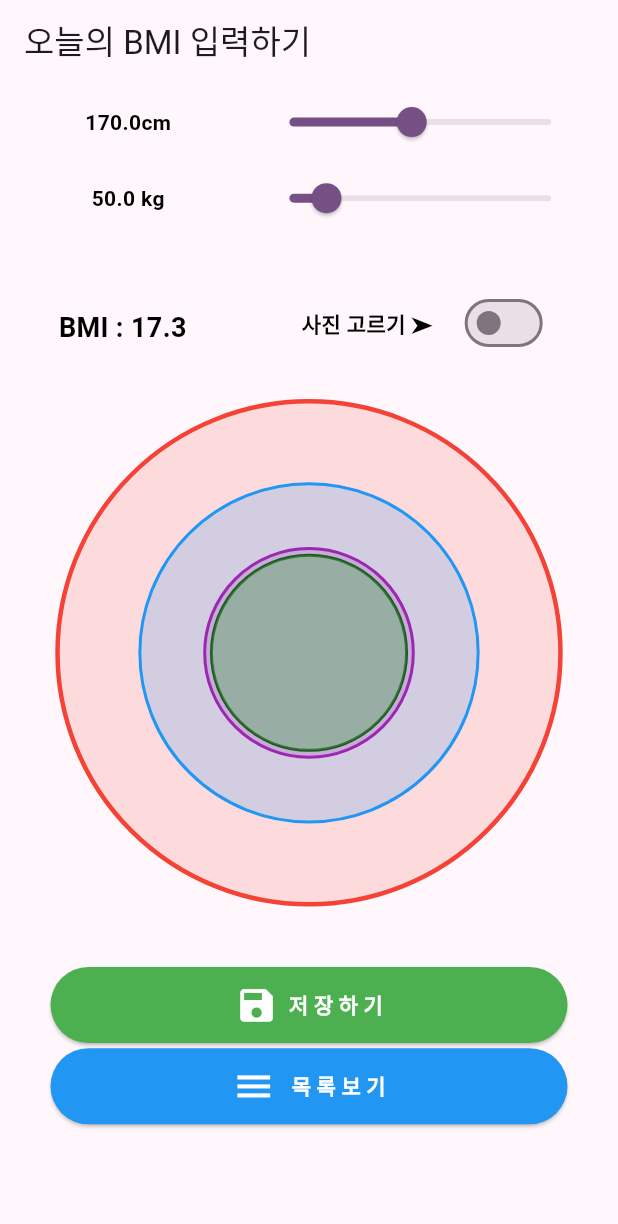
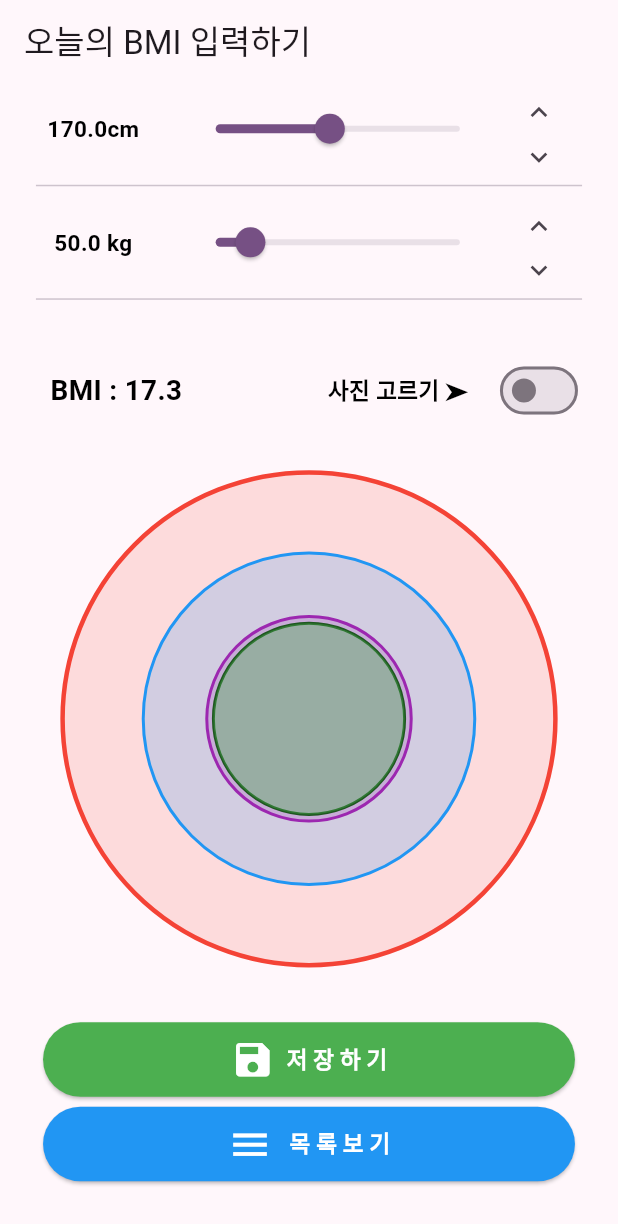
Before and after one commit to kkglpp/myBMIRec, a Flutter app: the screen it shows after launch, on a phone screen of 412 x 824 dp. Shown: the top 1224 px of the screen. Run offline on Flutter 3.47's test engine with Material 3 defaults, Android fonts, the phone set to English and light mode, and no system bars; our stand-ins replace flutter_screenutil, get, google_mobile_ads, image_picker, responsive_framework, sqflite; accounts and stored records are empty.

Commit message:
screen util 패키지 적용 insertpage 어긋난 부분 수정 insertpage 0.1 단위 버튼 추가.
일부 폴더/파일명 변경

```diff
--- a/lib/View/renewalInsertPage.dart
+++ b/lib/View/renewalInsertPage.dart
@@ -1,13 +1,14 @@
 import 'dart:io';
 
 import 'package:flutter/material.dart';
+import 'package:flutter_screenutil/flutter_screenutil.dart';
 import 'package:get/get.dart';
 import 'package:mybmirecord/View/renewalRecordPage.dart';
 import 'package:mybmirecord/View/renewalResultbmiPage.dart';
-import 'package:mybmirecord/Controller_ViewModel/insertpageController.dart';
+import 'package:mybmirecord/ViewModel_Controller/insertpageController.dart';
 
-import 'package:mybmirecord/View_Custom/circleChart.dart';
-import 'package:mybmirecord/View_Custom/textcustom.dart';
+import 'package:mybmirecord/Widget_Custom/circleChart.dart';
+import 'package:mybmirecord/Widget_Custom/CustomWidget.dart';
 import 'package:mybmirecord/static/forRelativeSize.dart';
 
 
@@ -17,15 +18,13 @@ class InsertPage extends StatelessWidget {
   @override
   Widget build(BuildContext context) {
     Get.put(InsertPageController());
-
-    // double widthsize = 350;
     double widthsize = RelativeSizeClass(context).widthSize!;
     double heightsize = RelativeSizeClass(context).heightSize!;
     double fsizeSmall = RelativeSizeClass(context).customFontSizeS!;
     double fsizeMiddle = RelativeSizeClass(context).customFontSizeM!;
     double fsizeLarge= RelativeSizeClass(context).customFontSizeL!;
     double fsizeXLarge= RelativeSizeClass(context).customFontSizeXL!;
-    // double heightsize = 700;
+
     return Scaffold(
       body: Center(
         child: Column(
@@ -33,31 +32,27 @@ class InsertPage extends StatelessWidget {
           children: [
             /*
             - 키 (height) 입력 하는 파트 -
-            높이 : height 0.075
-
+            높이 : height 0.09
              */
             GetX<InsertPageController>(builder: (controller) {
               return Row(
                 mainAxisAlignment: MainAxisAlignment.center,
                 children: [
                   SizedBox(
-                    width: widthsize * 0.35,
-                    height: heightsize * 0.075,
+                    width: widthsize * 0.3,
+                    height: heightsize * 0.09,
                     // color: Colors.blue,
                     child: Center(
-                      child: TextCustom().customText(
+                      child: customText(
                           "${controller.height.toStringAsFixed(1)}cm",
                           fsizeLarge,
                           'C'),
                     ),
                   ),
-                  SizedBox(
-                    width: widthsize * 0.05,
-                  ),
-                  SizedBox(
+                  Container(
                     // color: Colors.amber,
-                    width: widthsize * 0.6,
-                    height: heightsize * 0.075,
+                    width: widthsize * 0.55,
+                    height: heightsize * 0.09,
                     child: Slider(
                       value: controller.height.value,
                       min: 100,
@@ -68,35 +63,73 @@ class InsertPage extends StatelessWidget {
                       },
                     ),
                   ),
+                  Container(
+                    // color: Colors.green,
+                    width: widthsize * 0.15,
+                    height: heightsize * 0.09,
+                    child: Column(
+                      mainAxisAlignment: MainAxisAlignment.center,
+                      children: [
+                        Container(
+                          // color: Colors.pink,
+                          height: heightsize*0.045,
+                          child: IconButton(
+                            onPressed: (){
+                              controller.plusHeight();
+                            },
+                            icon: Icon(Icons.keyboard_arrow_up_sharp,
+                            size: fsizeXLarge*1.2,)
+                            ),
+                        ),
+                        const Spacer(),
+                        Container(
+                          // color: Colors.yellow,
+                          height: heightsize*0.045,
+                          child: IconButton(
+                            onPressed: (){
+                              controller.subHeight();
+                            },
+                            icon: Icon(Icons.keyboard_arrow_down_sharp,
+                            size: fsizeXLarge*1.2,)
+                            ),
+                        ),
+                      ],
+                    ),
+                  ),
+                  SizedBox(
+                    width: widthsize*0.05,
+                  )
                 ],
               );
             }),
+            Padding(
+              padding: EdgeInsets.fromLTRB(25.w, 0, 25.w, 0),
+              child: const Divider(),
+            ),
             /*
             - 몸무게 (weight) 입력 하는 파트 -
-            높이 : height 0.075
+            높이 : height 0.09
              */
             GetX<InsertPageController>(builder: (controller) {
               return Row(
                 mainAxisAlignment: MainAxisAlignment.center,
                 children: [
                   SizedBox(
-                    width: widthsize * 0.35,
-                    height: heightsize * 0.075,
+                    width: widthsize * 0.3,
+                    height: heightsize * 0.09,
                     // color: Colors.blue,
                     child: Center(
-                      child: TextCustom().customText(
+                      child: customText(
                           "${controller.weight.toStringAsFixed(1)} kg",
                           fsizeLarge,
                           'C'),
                     ),
                   ),
-                  SizedBox(
-                    width: widthsize * 0.05,
-                  ),
+
                   SizedBox(
                     // color: Colors.amber,
-                    width: widthsize * 0.6,
-                    height: heightsize * 0.075,
+                    width: widthsize * 0.55,
+                    height: heightsize * 0.09,
                     child: Slider(
                       value: controller.weight.value,
                       min: 30,
@@ -108,28 +141,63 @@ class InsertPage extends StatelessWidget {
                       },
                     ),
                   ),
+                  Container(
+                    // color: Colors.green,
+                    width: widthsize * 0.15,
+                    height: heightsize * 0.09,
+                    child: Column(
+                      mainAxisAlignment: MainAxisAlignment.center,
+                      children: [
+                        Container(
+                          // color: Colors.pink,
+                          height: heightsize*0.045,
+                          child: IconButton(
+                            onPressed: (){
+                              controller.plusWeight();
+                            },
+                            icon: Icon(Icons.keyboard_arrow_up_sharp,
+                            size: fsizeXLarge*1.2,)
+                            ),
+                        ),
+                        const Spacer(),
+                        Container(
+                          // color: Colors.yellow,
+                          height: heightsize*0.045,
+                          child: IconButton(
+                            onPressed: (){
+                              controller.subWeight();
+
+                            },
+                            icon: Icon(Icons.keyboard_arrow_down_sharp,
+                            size: fsizeXLarge*1.2,)
+                            ),
+                        ),
+
+
+                      ],
+                    ),
+                  ),
+                  SizedBox(
+                    width: widthsize * 0.05,
+                  ),
                 ],
               );
             }),
+            Padding(
+              padding: EdgeInsets.fromLTRB(25.w, 0, 25.w, 0),
+              child: Divider(),
+            ),
 //여기까지 0.15
-            // 여백을 위한 sizedbox
-            SizedBox(
-              // color: Colors.amber,
-              height: heightsize * 0.05,
-            ),
+            const Spacer(),
             /*
-            BMI 수치를 시각화 하는 부분
-            전체 높이 : heightsize * 0.7
-             */
-
+            BMI 수치를 표시해주는 칸.
+            사진을 입력할지 고르는 Switch
+            */
             Container(
               // color: Colors.amber,
               width: widthsize,
-              height: heightsize * 0.65,
-              child: Column(
-                mainAxisAlignment: MainAxisAlignment.start,
-                children: [
-                  GetX<InsertPageController>(builder: (controller) {
+              height: heightsize * 0.05,
+              child:                   GetX<InsertPageController>(builder: (controller) {
                     return Row(
                       mainAxisAlignment: MainAxisAlignment.start,
                       crossAxisAlignment: CrossAxisAlignment.end,
@@ -138,14 +206,17 @@ class InsertPage extends StatelessWidget {
                           width: widthsize*0.05,
                         ),
                         SizedBox(
-
                           width: widthsize * 0.4,
                           height: heightsize * 0.05,
                           // color: Colors.grey,
-                          child: TextCustom().customText(
-                              "BMI : ${controller.bmi.toStringAsFixed(1)}",
-                              fsizeXLarge,
-                              "L"),
+                          child: Row(
+                            children: [
+                              customText(
+                                  "BMI : ${controller.bmi.toStringAsFixed(1)}",
+                                  fsizeXLarge,
+                                  "L"),
+                            ],
+                          ),
                         ),
                         const Spacer(),
                         SizedBox(
@@ -153,9 +224,9 @@ class InsertPage extends StatelessWidget {
                             width: widthsize * 0.3,
                             height: heightsize * 0.05,
                             child: Column(
-                              // mainAxisAlignment: MainAxisAlignment.end,
+                              mainAxisAlignment: MainAxisAlignment.center,
                               children: [
-                                TextCustom().customText(
+                                customText(
                                     "사진 고르기 ➤ ", fsizeLarge, "R",),
                               ],
                             )),
@@ -168,17 +239,30 @@ class InsertPage extends StatelessWidget {
                                 controller.viewType.value = value;
                               }),
                         ),
-                        SizedBox(
-                          width: widthsize*0.05,
-                        ),
+                        // SizedBox(
+                        //   width: widthsize*0.05,
+                        // ),
                       ],
                     );
                   }),
-            const Spacer(),
 
+            ),
+const Spacer(),
+            /*
+            BMI 수치를 시각화 하는 부분
+            전체 높이 : heightsize * 0.6
+             */
+            Container(
+              // color: Colors.amber,
+              width: widthsize,
+              height: heightsize * 0.5,
+              child: Column(
+                mainAxisAlignment: MainAxisAlignment.start,
+                children: [
                   /*
                   Switch에 따른 화면전환
-                  눈바디 사진 입력 필요
+                  true ->사진을 고르는 화면
+                  false -> BMI 와 연동되는 원
                    */
                   GetX<InsertPageController>(builder: (ctrl) {
                     return ctrl.viewType.value
@@ -229,8 +313,7 @@ class InsertPage extends StatelessWidget {
                   BMI에 따라 달라지는 원의 크기
                   Zstack으로 쌓아서 겹쳐지게 표현.
                    */
-
-                        : SizedBox(
+                        : Container(
                             width: widthsize,
                             height: heightsize * 0.5,
                             // color: Colors.amber,
@@ -303,16 +386,13 @@ class InsertPage extends StatelessWidget {
                             ),
                           );
                   }),
-                  const Spacer(),
+                  // const Spacer(),
 
                 ],
               ),
             ),
-            SizedBox(
-              height: heightsize*0.02,
-            ),
+            const Spacer(),
 //여기까지 0.85
-
             ElevatedButton(
               style: ElevatedButton.styleFrom(
                   backgroundColor: Colors.green,
@@ -338,7 +418,7 @@ class InsertPage extends StatelessWidget {
             ),
 
             SizedBox(
-              height: heightsize * 0.005,
+              height: heightsize * 0.01,
             ),
             ElevatedButton(
               style: ElevatedButton.styleFrom(
@@ -363,11 +443,7 @@ class InsertPage extends StatelessWidget {
                 ),
               ),
             ),
-// 여기까지 0.95
-            SizedBox(
-              // color: Colors.black,
-              height: heightsize * 0.01,
-            )
+            const Spacer(),
           ],
         ),
       ),
--- a/lib/View_Custom/textcustom.dart
+++ /dev/null
@@ -1,15 +0,0 @@
-import 'package:flutter/material.dart';
-
-class TextCustom {
-  customText(String msg, double fSize, String alig, {Color clr = Colors.black}){
-    return Text(
-      msg,
-      textAlign: alig=="L"? TextAlign.left : alig=="C"? TextAlign.center: TextAlign.right,
-      style: TextStyle(
-        color: clr,
-        fontSize: fSize,
-        fontWeight: FontWeight.bold,
-      ),
-    );
-  }
-}
--- /dev/null
+++ b/lib/Widget_Custom/CustomWidget.dart
@@ -0,0 +1,27 @@
+import 'package:flutter/material.dart';
+
+// class TextCustom {
+//   customText(String msg, double fSize, String alig, {Color clr = Colors.black}){
+//     return Text(
+//       msg,
+//       textAlign: alig=="L"? TextAlign.left : alig=="C"? TextAlign.center: TextAlign.right,
+//       style: TextStyle(
+//         color: clr,
+//         fontSize: fSize,
+//         fontWeight: FontWeight.bold,
+//       ),
+//     );
+//   }
+// }
+
+Widget customText(String msg, double fSize, String alig, {Color clr = Colors.black}){
+    return Text(
+      msg,
+      textAlign: alig=="L"? TextAlign.left : alig=="C"? TextAlign.center: TextAlign.right,
+      style: TextStyle(
+        color: clr,
+        fontSize: fSize,
+        fontWeight: FontWeight.bold,
+      ),
+    );
+  }
--- a/lib/View_Custom/customLineGraph/graphCard.dart
+++ b/lib/Widget_Custom/customLineGraph/graphCard.dart
@@ -1,6 +1,6 @@
 import 'package:flutter/material.dart';
-import 'package:mybmirecord/View_Custom/customLineGraph/lineChart.dart';
-import 'package:mybmirecord/View_Custom/textcustom.dart';
+import 'package:mybmirecord/Widget_Custom/customLineGraph/lineChart.dart';
+import 'package:mybmirecord/Widget_Custom/CustomWidget.dart';
 
 class graphCard {
   lineGraphCell(int graphStatus,double widthsize, double heightsize,double minNum,  double maxNum,
@@ -40,7 +40,7 @@ class graphCard {
               child: Column(
                 mainAxisAlignment: MainAxisAlignment.end,
                 children: [
-                TextCustom().customText(
+                customText(
                 xAxis,
                 fsizeX,
                 "C",
--- a/lib/main.dart
+++ b/lib/main.dart
@@ -20,7 +20,7 @@ class MyApp extends StatelessWidget {
   Widget build(BuildContext context) {
     SystemChrome.setPreferredOrientations([DeviceOrientation.portraitUp]);
     return ScreenUtilInit(
-      designSize: const Size(360, 690),
+      designSize: const Size(430, 932),
       minTextAdapt: true,
       splitScreenMode: true,
       builder: (context, child) {
--- a/lib/static/forRelativeSize.dart
+++ b/lib/static/forRelativeSize.dart
@@ -1,4 +1,5 @@
 import 'package:flutter/material.dart';
+import 'package:flutter_screenutil/flutter_screenutil.dart';
 
 
 class RelativeSizeClass {
@@ -9,16 +10,22 @@ class RelativeSizeClass {
   double? customFontSizeM;
   double? customFontSizeL;
   double? customFontSizeXL;
-  var orientation ;
+  var  orientation ;
   RelativeSizeClass(BuildContext context) {
-
     orientation = MediaQuery.of(context).orientation;
-    widthSize =  MediaQuery.of(context).size.width*0.9;
-    heightSize =  MediaQuery.of(context).size.height*0.9-65;// 통상적인 app 바의 높이.
-    customFontSizeS = (widthSize! * 0.02).clamp(8, 12);  //450 기준 9
-    customFontSizeM = (widthSize! * 0.02 *1.4).clamp(10, 20); // 450 기준 12.6
-    customFontSizeL = (widthSize! * 0.02*1.6).clamp(14, 22) ; //450 기준 14.4
-    customFontSizeXL = (widthSize! * 0.02*2).clamp(18, 25); //450 -> 18
-
+    widthSize =  400.w;
+    heightSize =  750.h;
+    customFontSizeS = 10.sp;
+    customFontSizeM = 13.sp;
+    customFontSizeL = 17.sp;
+    customFontSizeXL = 21.sp;
+    /* screenUtil 안쓸떄 썻던 방법. */
+    // orientation = MediaQuery.of(context).orientation;
+    // widthSize =  MediaQuery.of(context).size.width*0.9;
+    // heightSize =  MediaQuery.of(context).size.height*0.9-65;// 통상적인 app 바의 높이.
+    // customFontSizeS = (widthSize! * 0.02).clamp(8, 12);  //450 기준 9
+    // customFontSizeM = (widthSize! * 0.02 *1.4).clamp(10, 20); // 450 기준 12.6
+    // customFontSizeL = (widthSize! * 0.02*1.6).clamp(14, 22) ; //450 기준 14.4
+    // customFontSizeXL = (widthSize! * 0.02*2).clamp(18, 25); //450 -> 18
   }
 }
--- a/pubspec.yaml
+++ b/pubspec.yaml
@@ -16,7 +16,7 @@ publish_to: 'none' # Remove this line if you wish to publish to pub.dev
 # https://developer.apple.com/library/archive/documentation/General/Reference/InfoPlistKeyReference/Articles/CoreFoundationKeys.html
 # In Windows, build-name is used as the major, minor, and patch parts
 # of the product and file versions while build-number is used as the build suffix.
-version: 2.0.1+1
+version: 2.0.2+1
 
 environment:
   sdk: '>=3.2.0 <4.0.0'
```
Also changed, not shown: lib/Controller_ViewModel/recordpageController.dart (deleted, +0 -19 lines), lib/View/renewalRecordPage.dart (+47 -75 lines), lib/View/renewalResultbmiPage.dart (+18 -18 lines), lib/ViewModel_Controller/insertpageController.dart (renamed from lib/Controller_ViewModel/insertpageController.dart, +18 -2 lines), lib/ViewModel_Controller/recordpageController.dart (added, +48 -0 lines), lib/Widget_Custom/gridCard.dart (renamed from lib/View_Custom/gridCard.dart, +4 -4 lines), lib/ViewModel_Controller/resultbmipageController.dart (renamed from lib/Controller_ViewModel/resultbmipageController.dart), lib/Widget_Custom/circleChart.dart (renamed from lib/View_Custom/circleChart.dart), lib/Widget_Custom/customLineGraph/lineChart.dart (renamed from lib/View_Custom/customLineGraph/lineChart.dart), 1 other file.
